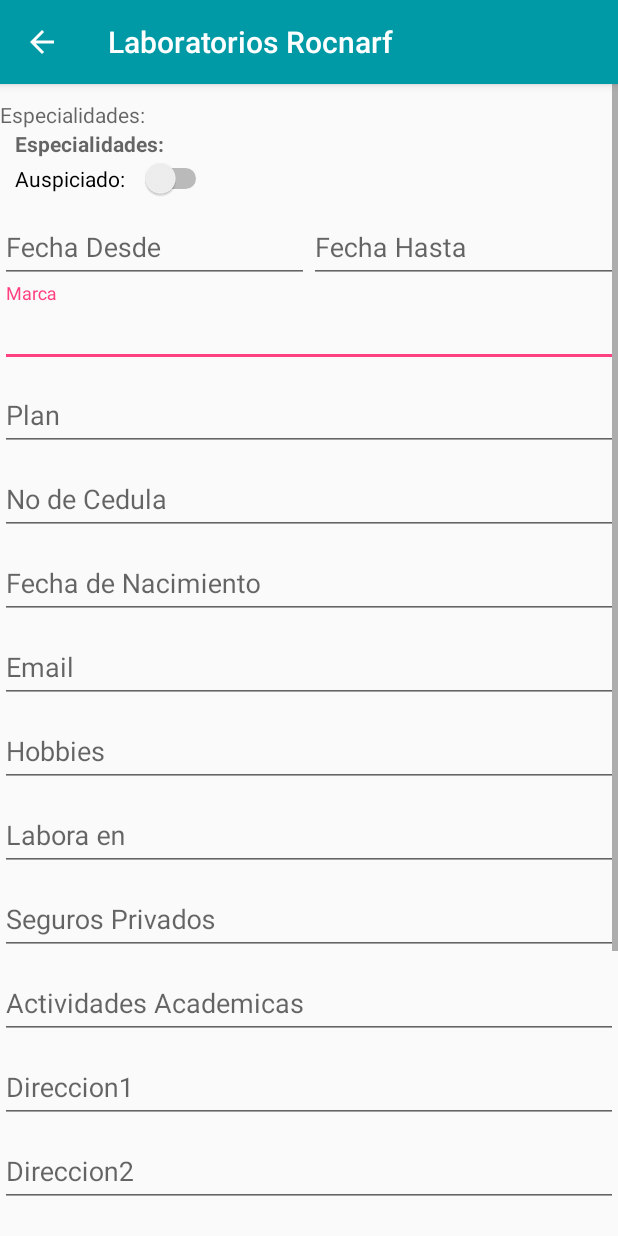
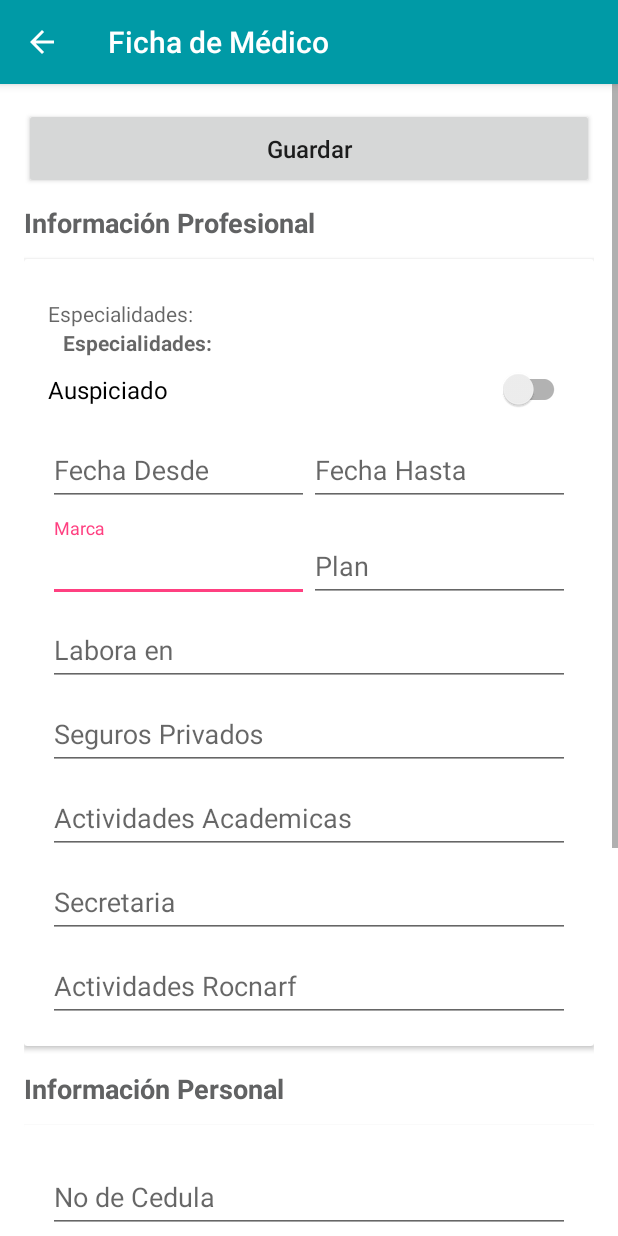
Before and after one commit to APPINNOVA-ROCNARF/APP-INNOVA, an Android app: the MedicoFichaActivity screen opened directly, with no data from a screen before it, on a phone screen of 412 x 824 dp. Run offline under Robolectric (Android 15) with nearby library versions, the phone set to English and light mode, and no system bars; our stand-ins replace Room's generated code; libraries missing offline, so code that uses them is left out: retrofit2.adapter.rxjava, rx.android.schedulers, rx.schedulers; 7 statements that could not run were skipped.

Commit message:
Cambio Layout Ficha Medico

```diff
--- a/app/src/main/AndroidManifest.xml
+++ b/app/src/main/AndroidManifest.xml
@@ -30,6 +30,7 @@
 
         <activity android:name=".MedicoFichaActivity"
             android:exported="true"
+            android:label="Ficha de Médico"
             >
 
         </activity>
--- a/app/src/main/java/com/rocnarf/rocnarf/MedicoFichaActivity.java
+++ b/app/src/main/java/com/rocnarf/rocnarf/MedicoFichaActivity.java
@@ -9,6 +9,7 @@ import android.content.Context;
 import android.content.Intent;
 import androidx.annotation.Nullable;
 import com.google.android.material.snackbar.Snackbar;
+import com.google.android.material.switchmaterial.SwitchMaterial;
 import com.google.android.material.textfield.TextInputEditText;
 import androidx.appcompat.app.AppCompatActivity;
 import android.os.Bundle;
@@ -23,7 +24,7 @@ import android.widget.Spinner;
 import android.widget.Switch;
 import android.widget.TextView;
 import android.widget.Toast;
-
+import com.google.android.material.switchmaterial.SwitchMaterial;
 import com.rocnarf.rocnarf.Utils.Common;
 import com.rocnarf.rocnarf.api.ApiClient;
 import com.rocnarf.rocnarf.api.PlanesService;
@@ -46,7 +47,7 @@ import rx.Subscription;
 public class MedicoFichaActivity extends AppCompatActivity {
     TextInputEditText mmarca,mconceptoPlan,mfechaDesde,mfechaHasta, mEspecialidad, mEmail, mCedula, mHobbies, mLabora, mSeguros, mAcademicas, mDireccion1, mDireccion2, mCelular, mTelefono, mSecretaria, mRocnarf, mfechaNacimiento;
     Button mGuardar;
-    Switch simpleSwitch;
+    SwitchMaterial simpleSwitch;
     LinearLayout mContenido;
     Spinner mEspecialidadSpi;
     MedicoFichaViewModel medicoFichaViewModel;
@@ -91,6 +92,8 @@ public class MedicoFichaActivity extends AppCompatActivity {
                         adaptador.setDropDownViewResource(android.R.layout.simple_list_item_1);
 //                    mEspecialidadSpi.setAdapter(adaptador);
                     }
+
+
                 }
             }
 
@@ -105,13 +108,13 @@ public class MedicoFichaActivity extends AppCompatActivity {
 
         mmarca = (TextInputEditText) findViewById(R.id.Marca_doc);
         mconceptoPlan = (TextInputEditText) findViewById(R.id.concepto_plan);
-        simpleSwitch = (Switch) findViewById(R.id.simpleSwitchAuspiciado);
+        simpleSwitch = (SwitchMaterial) findViewById(R.id.simpleSwitchAuspiciado);
         especidalidadesMedicos = (TextView) findViewById(R.id.EspcialidadesMedicos);
         mEspecialidad = (TextInputEditText) findViewById(R.id.et_especialidad_activity_medico_ficha);
         mEmail = (TextInputEditText) findViewById(R.id.et_mail_activity_medico_ficha);
         mCedula = (TextInputEditText) findViewById(R.id.et_cedula_activity_medico_ficha);
         mHobbies = (TextInputEditText) findViewById(R.id.et_hobbies_activity_medico_ficha);
-        mLabora = (TextInputEditText) findViewById(R.id.et_labora_activity_medico_ficha);
+        mLabora = (TextInputEditText) findViewById(R.id.et_academicas_activity_medico_ficha);
         mSeguros = (TextInputEditText) findViewById(R.id.et_seguros_activity_medico_ficha);
         mAcademicas = (TextInputEditText) findViewById(R.id.et_academicas_activity_medico_ficha);
         mDireccion1 = (TextInputEditText) findViewById(R.id.et_direccion1_activity_medico_ficha);
@@ -120,7 +123,7 @@ public class MedicoFichaActivity extends AppCompatActivity {
         mTelefono  = (TextInputEditText) findViewById(R.id.et_telefono_activity_medico_ficha);
         mSecretaria = (TextInputEditText) findViewById(R.id.et_secretaria_activity_medico_ficha);
         mRocnarf = (TextInputEditText) findViewById(R.id.et_rocnarf_activity_medico_ficha);;
-        mContenido = (LinearLayout)findViewById(R.id.ll_contenido_activity_medico_ficha);
+        //mContenido = (LinearLayout)findViewById(R.id.ll_contenido_activity_medico_ficha);
         mfechaNacimiento = (TextInputEditText) findViewById(R.id.et_fecha_nacimiento);;
         mfechaDesde = (TextInputEditText) findViewById(R.id.fecha_desde_aus);;
         mfechaHasta = (TextInputEditText) findViewById(R.id.fecha_hasta_aus);;
@@ -228,9 +231,9 @@ public class MedicoFichaActivity extends AppCompatActivity {
                 Completable.CompletableSubscriber resultado = new Completable.CompletableSubscriber() {
                     @Override
                     public void onCompleted() {
-                        Toast.makeText(getApplication(), "Ficha Actulizada con exito", Toast.LENGTH_LONG).show();
+                        Toast.makeText(getApplication(), "Ficha Actualizada con exito", Toast.LENGTH_LONG).show();
                         final Snackbar snackbar = Snackbar
-                                .make(mContenido, "Ficha Actulizada con exito", Snackbar.LENGTH_LONG);
+                                .make(mContenido, "Ficha Actualizada con exito", Snackbar.LENGTH_LONG);
                         snackbar.setAction("OK", new View.OnClickListener() {
                             @Override
                             public void onClick(View view) {
--- a/app/src/main/java/com/rocnarf/rocnarf/dao/ClientesDao.java
+++ b/app/src/main/java/com/rocnarf/rocnarf/dao/ClientesDao.java
@@ -89,6 +89,28 @@ public interface ClientesDao {
     Clientes getById(String idCliente);
 
 
+    @Query("SELECT (CASE " +
+            "   WHEN EXISTS (SELECT 1 FROM visita_clientes " +
+            "               WHERE clientes.idCliente = visita_clientes.codigoCliente " +
+            "                 AND visita_clientes.codigoAsesor = :idAsesor " +
+            "                 AND visita_clientes.estado = 'EFECT') " +
+            "   THEN 'EFECT' " +
+            "   WHEN EXISTS (SELECT 1 FROM visita_clientes " +
+            "               WHERE clientes.idCliente = visita_clientes.codigoCliente " +
+            "                 AND visita_clientes.codigoAsesor = :idAsesor " +
+            "                 AND visita_clientes.estado = 'PEFECT') " +
+            "   THEN 'PEFECT' " +
+            "   ELSE (SELECT visita_clientes.estado FROM visita_clientes " +
+            "         WHERE clientes.idCliente = visita_clientes.codigoCliente " +
+            "           AND visita_clientes.codigoAsesor = :idAsesor " +
+            "         ORDER BY fechaVisitaPlanificada DESC LIMIT 1) " +
+            "END) AS estadoVisita " +
+            "FROM clientes " +
+            "WHERE idCliente = :idCliente")
+    String getEstadoVisita(String idCliente, String idAsesor);
+
+
+
     @Query("select * from clientes where " +
             "(clientes.seccion = :seccion or clientes.seccion2 = :seccion or clientes.seccion3 = :seccion or clientes.seccion4 = :seccion  or clientes.seccion5 = :seccion or clientes.seccion6 = :seccion or clientes.seccion7 = :seccion or clientes.seccion8 = :seccion or clientes.seccion9 = :seccion) and " +
             " cumpleAnyos = 1")
--- a/app/src/main/java/com/rocnarf/rocnarf/repository/ClientesRepository.java
+++ b/app/src/main/java/com/rocnarf/rocnarf/repository/ClientesRepository.java
@@ -215,6 +215,10 @@ public class ClientesRepository {
     public LiveData<Clientes> getClientesIdLocal(String idCliente) {
         cliente.setValue(clientesDao.getById(idCliente));
         return cliente;
+    }
+
+    public String getEstadoVisita(String idCliente, String idAsesor){
+        return this.clientesDao.getEstadoVisita(idCliente, idAsesor);
     }
 
 
--- a/app/src/main/res/layout/activity_medico_ficha.xml
+++ b/app/src/main/res/layout/activity_medico_ficha.xml
@@ -1,17 +1,48 @@
 <?xml version="1.0" encoding="utf-8"?>
 <ScrollView xmlns:android="http://schemas.android.com/apk/res/android"
-    xmlns:app="http://schemas.android.com/apk/res-auto"
     xmlns:tools="http://schemas.android.com/tools"
     android:layout_width="match_parent"
     android:layout_height="match_parent"
-    android:orientation="vertical"
+    android:background="@color/white"
     tools:context=".MedicoFichaActivity">
 
     <LinearLayout
-        android:id="@+id/ll_contenido_activity_medico_ficha"
         android:layout_width="match_parent"
         android:layout_height="wrap_content"
-        android:orientation="vertical">
+        android:orientation="vertical"
+        android:padding="16dp">
+
+        <!-- Botón Guardar -->
+        <Button
+            android:id="@+id/bt_guardar_activity_medico_ficha"
+            android:layout_width="match_parent"
+            android:layout_height="wrap_content"
+            android:text="Guardar"
+            android:textAllCaps="false"
+            android:padding="16dp"
+            android:layout_marginBottom="10dp"
+            android:textSize="16sp"/>
+
+        <!-- Sección Profesional -->
+        <TextView
+            android:layout_width="match_parent"
+            android:layout_height="wrap_content"
+            android:text="Información Profesional"
+            android:textStyle="bold"
+            android:textSize="18sp"
+            android:textColor="@color/gray"
+            android:layout_marginBottom="12dp"/>
+
+        <androidx.cardview.widget.CardView
+            android:layout_width="match_parent"
+            android:layout_height="wrap_content"
+            android:layout_marginBottom="16dp">
+
+            <LinearLayout
+                android:layout_width="match_parent"
+                android:layout_height="wrap_content"
+                android:orientation="vertical"
+                android:padding="16dp">
 
                 <com.google.android.material.textfield.TextInputLayout
                     android:layout_width="match_parent"
@@ -46,46 +77,22 @@
 
                 </com.google.android.material.textfield.TextInputLayout>
 
-        <Switch
+                <!-- Switch Auspiciado -->
+                <com.google.android.material.switchmaterial.SwitchMaterial
                     android:id="@+id/simpleSwitchAuspiciado"
-            android:layout_width="wrap_content"
+                    android:layout_width="match_parent"
                     android:layout_height="wrap_content"
-            android:layout_marginStart="10dp"
-            android:text="Auspiciado:   "
-            android:textOff="No"
-            android:textOn="SI"/>
+                    android:text="Auspiciado"
+                    android:textSize="16sp"
+                    android:layout_marginTop="8dp"/>
 
-
-<!--        <LinearLayout-->
-<!--            android:layout_width="match_parent"-->
-<!--            android:layout_height="wrap_content"-->
-<!--            android:orientation="horizontal">-->
-
-<!--            <TextView-->
-<!--                android:layout_marginLeft="10dp"-->
-<!--                android:textStyle="bold"-->
-<!--                android:hint="Marca: "-->
-<!--                android:layout_width="wrap_content"-->
-<!--                android:layout_height="match_parent"/>-->
-
-<!--&lt;!&ndash;            <TextView&ndash;&gt;-->
-<!--&lt;!&ndash;                android:id="@+id/Marca_doc"&ndash;&gt;-->
-<!--&lt;!&ndash;                android:layout_marginLeft="10dp"&ndash;&gt;-->
-<!--&lt;!&ndash;                android:textStyle="bold"&ndash;&gt;-->
-<!--&lt;!&ndash;                android:hint=""&ndash;&gt;-->
-<!--&lt;!&ndash;                android:layout_width="wrap_content"&ndash;&gt;-->
-<!--&lt;!&ndash;                android:layout_height="match_parent"/>&ndash;&gt;-->
-
-<!--        </LinearLayout>-->
-
-
-
+                <!-- Fechas Desde y Hasta en la misma fila -->
                 <LinearLayout
                     android:layout_width="match_parent"
                     android:layout_height="wrap_content"
-            android:orientation="horizontal">
+                    android:orientation="horizontal"
+                    android:layout_marginTop="8dp">
 
-            <!-- Primer TextInputLayout -->
                     <com.google.android.material.textfield.TextInputLayout
                         android:layout_width="0dp"
                         android:layout_height="wrap_content"
@@ -99,7 +106,6 @@
                             android:hint="Fecha Desde" />
                     </com.google.android.material.textfield.TextInputLayout>
 
-            <!-- Segundo TextInputLayout -->
                     <com.google.android.material.textfield.TextInputLayout
                         android:layout_width="0dp"
                         android:layout_height="wrap_content"
@@ -112,14 +118,19 @@
                             android:focusable="false"
                             android:hint="Fecha Hasta" />
                     </com.google.android.material.textfield.TextInputLayout>
-
-
-
                 </LinearLayout>
 
+                <!-- Marca y Plan en la misma fila -->
+                <LinearLayout
+                    android:layout_width="match_parent"
+                    android:layout_height="wrap_content"
+                    android:orientation="horizontal"
+                    android:layout_marginTop="8dp">
+
                     <com.google.android.material.textfield.TextInputLayout
-            android:layout_width="match_parent"
-            android:layout_height="match_parent">
+                        android:layout_width="0dp"
+                        android:layout_height="wrap_content"
+                        android:layout_weight="1">
 
                         <com.google.android.material.textfield.TextInputEditText
                             android:id="@+id/Marca_doc"
@@ -127,9 +138,11 @@
                             android:layout_height="wrap_content"
                             android:hint="Marca" />
                     </com.google.android.material.textfield.TextInputLayout>
+
                     <com.google.android.material.textfield.TextInputLayout
-            android:layout_width="match_parent"
-            android:layout_height="match_parent">
+                        android:layout_width="0dp"
+                        android:layout_height="wrap_content"
+                        android:layout_weight="1">
 
                         <com.google.android.material.textfield.TextInputEditText
                             android:id="@+id/concepto_plan"
@@ -138,47 +151,7 @@
                             android:hint="Plan" />
                     </com.google.android.material.textfield.TextInputLayout>
 
-        <com.google.android.material.textfield.TextInputLayout
-            android:layout_width="match_parent"
-            android:layout_height="match_parent">
-
-            <com.google.android.material.textfield.TextInputEditText
-                android:id="@+id/et_cedula_activity_medico_ficha"
-                android:layout_width="match_parent"
-                android:layout_height="wrap_content"
-                android:hint="No de Cedula" />
-        </com.google.android.material.textfield.TextInputLayout>
-        <com.google.android.material.textfield.TextInputLayout
-            android:layout_width="match_parent"
-            android:layout_height="match_parent">
-        <com.google.android.material.textfield.TextInputEditText
-            android:id="@+id/et_fecha_nacimiento"
-            android:layout_width="match_parent"
-            android:layout_height="wrap_content"
-            android:focusable="false"
-            android:hint="Fecha de Nacimiento" />
-        </com.google.android.material.textfield.TextInputLayout>
-        <com.google.android.material.textfield.TextInputLayout
-            android:layout_width="match_parent"
-            android:layout_height="match_parent">
-
-            <com.google.android.material.textfield.TextInputEditText
-                android:id="@+id/et_mail_activity_medico_ficha"
-                android:layout_width="match_parent"
-                android:layout_height="wrap_content"
-                android:hint="Email" />
-        </com.google.android.material.textfield.TextInputLayout>
-
-        <com.google.android.material.textfield.TextInputLayout
-            android:layout_width="match_parent"
-            android:layout_height="match_parent">
-
-            <com.google.android.material.textfield.TextInputEditText
-                android:id="@+id/et_hobbies_activity_medico_ficha"
-                android:layout_width="match_parent"
-                android:layout_height="wrap_content"
-                android:hint="Hobbies" />
-        </com.google.android.material.textfield.TextInputLayout>
+                </LinearLayout>
 
                 <com.google.android.material.textfield.TextInputLayout
                     android:layout_width="match_parent"
@@ -218,50 +191,6 @@
                     android:layout_height="match_parent">
 
                     <com.google.android.material.textfield.TextInputEditText
-                android:id="@+id/et_direccion1_activity_medico_ficha"
-                android:layout_width="match_parent"
-                android:layout_height="wrap_content"
-                android:hint="Direccion1" />
-        </com.google.android.material.textfield.TextInputLayout>
-
-        <com.google.android.material.textfield.TextInputLayout
-            android:layout_width="match_parent"
-            android:layout_height="match_parent">
-
-            <com.google.android.material.textfield.TextInputEditText
-                android:id="@+id/et_direccion2_activity_medico_ficha"
-                android:layout_width="match_parent"
-                android:layout_height="wrap_content"
-                android:hint="Direccion2" />
-        </com.google.android.material.textfield.TextInputLayout>
-
-        <com.google.android.material.textfield.TextInputLayout
-            android:layout_width="match_parent"
-            android:layout_height="match_parent">
-
-            <com.google.android.material.textfield.TextInputEditText
-                android:id="@+id/et_celular_activity_medico_ficha"
-                android:layout_width="match_parent"
-                android:layout_height="wrap_content"
-                android:hint="Celular" />
-        </com.google.android.material.textfield.TextInputLayout>
-
-        <com.google.android.material.textfield.TextInputLayout
-            android:layout_width="match_parent"
-            android:layout_height="match_parent">
-
-            <com.google.android.material.textfield.TextInputEditText
-                android:id="@+id/et_telefono_activity_medico_ficha"
-                android:layout_width="match_parent"
-                android:layout_height="wrap_content"
-                android:hint="Telefono" />
-        </com.google.android.material.textfield.TextInputLayout>
-
-        <com.google.android.material.textfield.TextInputLayout
-            android:layout_width="match_parent"
-            android:layout_height="match_parent">
-
-            <com.google.android.material.textfield.TextInputEditText
                         android:id="@+id/et_secretaria_activity_medico_ficha"
                         android:layout_width="match_parent"
                         android:layout_height="wrap_content"
@@ -278,12 +207,130 @@
                         android:layout_height="wrap_content"
                         android:hint="Actividades Rocnarf" />
                 </com.google.android.material.textfield.TextInputLayout>
+            </LinearLayout>
+        </androidx.cardview.widget.CardView>
 
-        <Button
-            android:id="@+id/bt_guardar_activity_medico_ficha"
+        <!-- Sección Contacto -->
+        <TextView
             android:layout_width="match_parent"
             android:layout_height="wrap_content"
-            android:text="Guardar" />
+            android:text="Información Personal"
+            android:textStyle="bold"
+            android:textSize="18sp"
+            android:textColor="@color/gray"
+            android:layout_marginBottom="12dp"/>
+
+        <androidx.cardview.widget.CardView
+            android:layout_width="match_parent"
+            android:layout_height="wrap_content"
+            android:layout_marginBottom="16dp">
+
+            <LinearLayout
+                android:layout_width="match_parent"
+                android:layout_height="wrap_content"
+                android:orientation="vertical"
+                android:padding="16dp">
+
+                <com.google.android.material.textfield.TextInputLayout
+                    android:layout_width="match_parent"
+                    android:layout_height="match_parent">
+
+                    <com.google.android.material.textfield.TextInputEditText
+                        android:id="@+id/et_cedula_activity_medico_ficha"
+                        android:layout_width="match_parent"
+                        android:layout_height="wrap_content"
+                        android:hint="No de Cedula" />
+                </com.google.android.material.textfield.TextInputLayout>
+
+                <com.google.android.material.textfield.TextInputLayout
+                    android:layout_width="match_parent"
+                    android:layout_height="match_parent">
+
+                    <com.google.android.material.textfield.TextInputEditText
+                        android:id="@+id/et_mail_activity_medico_ficha"
+                        android:layout_width="match_parent"
+                        android:layout_height="wrap_content"
+                        android:hint="Email" />
+                </com.google.android.material.textfield.TextInputLayout>
+
+                <com.google.android.material.textfield.TextInputLayout
+                    android:layout_width="match_parent"
+                    android:layout_height="match_parent">
+                    <com.google.android.material.textfield.TextInputEditText
+                        android:id="@+id/et_fecha_nacimiento"
+                        android:layout_width="match_parent"
+                        android:layout_height="wrap_content"
+                        android:focusable="false"
+                        android:hint="Fecha de Nacimiento" />
+                </com.google.android.material.textfield.TextInputLayout>
+
+                <!-- Celular y Teléfono en la misma fila -->
+                <LinearLayout
+                    android:layout_width="match_parent"
+                    android:layout_height="wrap_content"
+                    android:orientation="horizontal"
+                    android:layout_marginTop="8dp">
+
+                    <com.google.android.material.textfield.TextInputLayout
+                        android:layout_width="0dp"
+                        android:layout_height="wrap_content"
+                        android:layout_weight="1">
+
+                        <com.google.android.material.textfield.TextInputEditText
+                            android:id="@+id/et_celular_activity_medico_ficha"
+                            android:layout_width="match_parent"
+                            android:layout_height="wrap_content"
+                            android:hint="Celular" />
+                    </com.google.android.material.textfield.TextInputLayout>
+
+                    <com.google.android.material.textfield.TextInputLayout
+                        android:layout_width="0dp"
+                        android:layout_height="wrap_content"
+                        android:layout_weight="1">
+
+                        <com.google.android.material.textfield.TextInputEditText
+                            android:id="@+id/et_telefono_activity_medico_ficha"
+                            android:layout_width="match_parent"
+                            android:layout_height="wrap_content"
+                            android:hint="Telefono" />
+                    </com.google.android.material.textfield.TextInputLayout>
+                </LinearLayout>
+
+                <com.google.android.material.textfield.TextInputLayout
+                    android:layout_width="match_parent"
+                    android:layout_height="match_parent">
+
+                    <com.google.android.material.textfield.TextInputEditText
+                        android:id="@+id/et_hobbies_activity_medico_ficha"
+                        android:layout_width="match_parent"
+                        android:layout_height="wrap_content"
+                        android:hint="Hobbies" />
+                </com.google.android.material.textfield.TextInputLayout>
+
+                <com.google.android.material.textfield.TextInputLayout
+                    android:layout_width="match_parent"
+                    android:layout_height="match_parent">
+
+                    <com.google.android.material.textfield.TextInputEditText
+                        android:id="@+id/et_direccion1_activity_medico_ficha"
+                        android:layout_width="match_parent"
+                        android:layout_height="wrap_content"
+                        android:hint="Dirección 1" />
+                </com.google.android.material.textfield.TextInputLayout>
+
+                <com.google.android.material.textfield.TextInputLayout
+                    android:layout_width="match_parent"
+                    android:layout_height="match_parent">
+
+                    <com.google.android.material.textfield.TextInputEditText
+                        android:id="@+id/et_direccion2_activity_medico_ficha"
+                        android:layout_width="match_parent"
+                        android:layout_height="wrap_content"
+                        android:hint="Dirección 2" />
+                </com.google.android.material.textfield.TextInputLayout>
+
+            </LinearLayout>
+        </androidx.cardview.widget.CardView>
 
     </LinearLayout>
 </ScrollView>
--- a/app/src/main/res/values/colors.xml
+++ b/app/src/main/res/values/colors.xml
@@ -13,6 +13,7 @@
     <color name="teal_200">#FF03DAC5</color>
     <color name="teal_700">#FF018786</color>
     <color name="black">#FF000000</color>
+    <color name="gray">#616263</color>
     <color name="white">#FFFFFFFF</color>
     <color name="lavender">#8692f7</color>
 
```
Also changed, not shown: app/src/main/java/com/rocnarf/rocnarf/PlanificacionCrearActivity.java (+47 -59 lines), app/src/main/java/com/rocnarf/rocnarf/ResultadoVisitaActivity.java (+8 -4 lines), app/src/main/java/com/rocnarf/rocnarf/adapters/PlanificacionRecyclerViewAdapter.java (+6 -3 lines), app/src/main/res/layout/content_planificacion_crear.xml (+18 -4 lines). Lines whose indentation alone changed are shown as unchanged.
